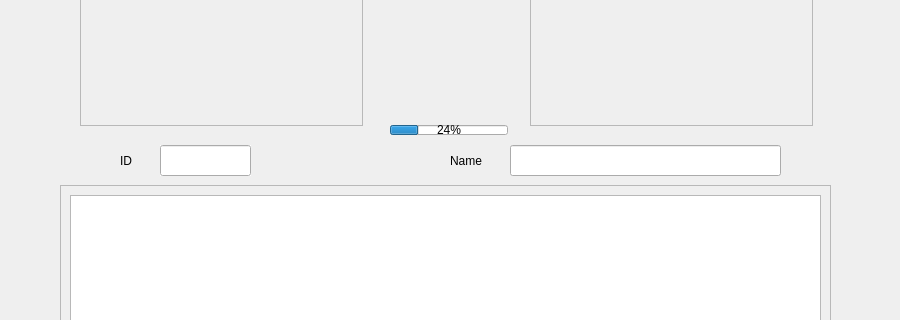
Above: subwidget/subwidget.ui from bchuh/StarWars-Companion before the change; both pictures show x 0 to 900 and y 175 to 495 of the 900 by 700 pixel window. Below: the same form after it.
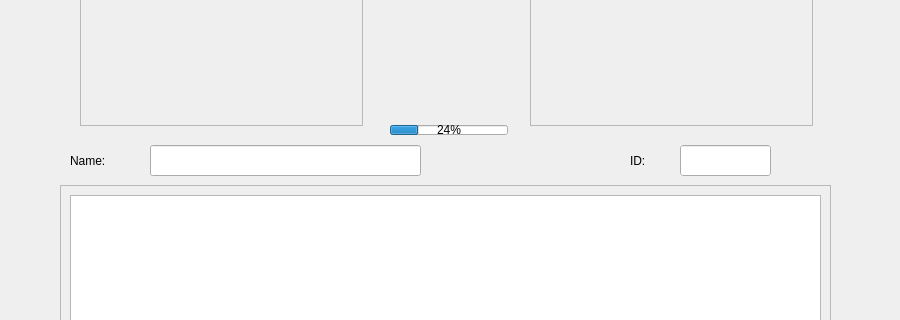
That is the form after the change.

Commit message: Change subwidget ui format

```diff
--- a/subwidget/subwidget.ui
+++ b/subwidget/subwidget.ui
@@ -20,7 +20,7 @@
    <widget class="QLineEdit" name="lineEdit_2">
     <property name="geometry">
      <rect>
-      <x>510</x>
+      <x>150</x>
       <y>320</y>
       <width>271</width>
       <height>31</height>
@@ -39,9 +39,9 @@
    <widget class="QLabel" name="label_2">
     <property name="geometry">
      <rect>
-      <x>450</x>
+      <x>70</x>
       <y>320</y>
-      <width>61</width>
+      <width>71</width>
       <height>31</height>
      </rect>
     </property>
@@ -49,13 +49,13 @@
      <enum>Qt::RightToLeft</enum>
     </property>
     <property name="text">
-     <string>Name</string>
+     <string>Name:</string>
     </property>
    </widget>
    <widget class="QLabel" name="label">
     <property name="geometry">
      <rect>
-      <x>120</x>
+      <x>630</x>
       <y>320</y>
       <width>31</width>
       <height>31</height>
@@ -65,7 +65,7 @@
      <enum>Qt::RightToLeft</enum>
     </property>
     <property name="text">
-     <string>ID</string>
+     <string>ID:</string>
     </property>
    </widget>
    <widget class="QScrollArea" name="scrollArea_2">
@@ -105,7 +105,7 @@
    <widget class="QLineEdit" name="lineEdit">
     <property name="geometry">
      <rect>
-      <x>160</x>
+      <x>680</x>
       <y>320</y>
       <width>91</width>
       <height>31</height>
```
Left out of the diff: 2 changed lines with no effect on the pictures.
